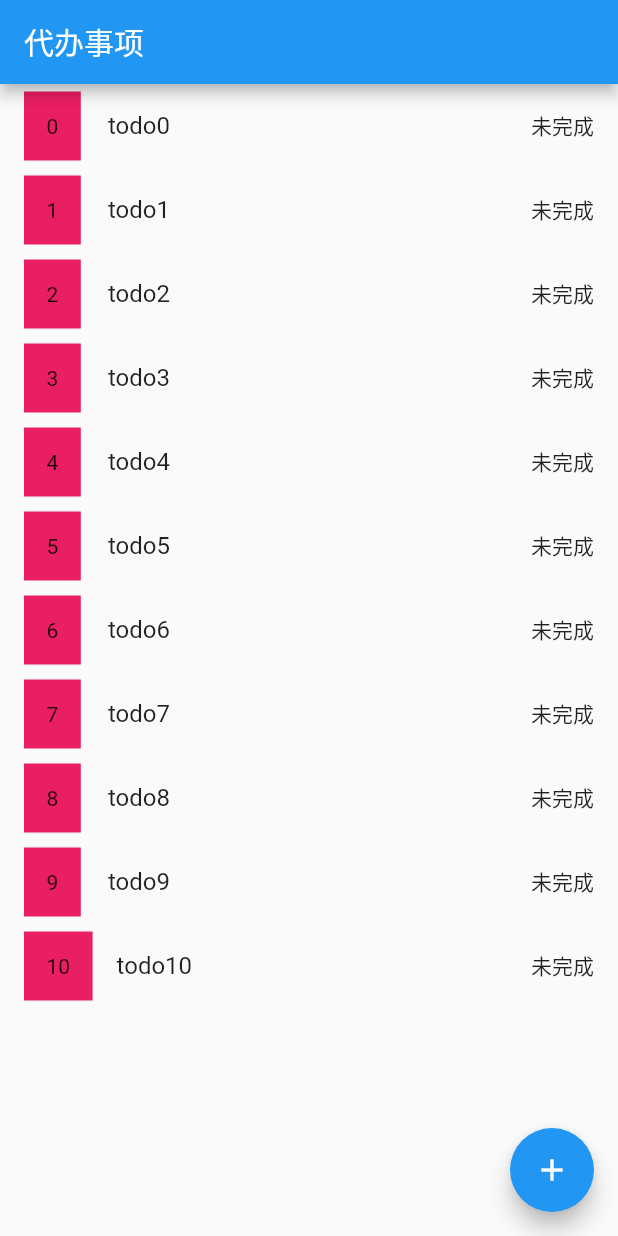
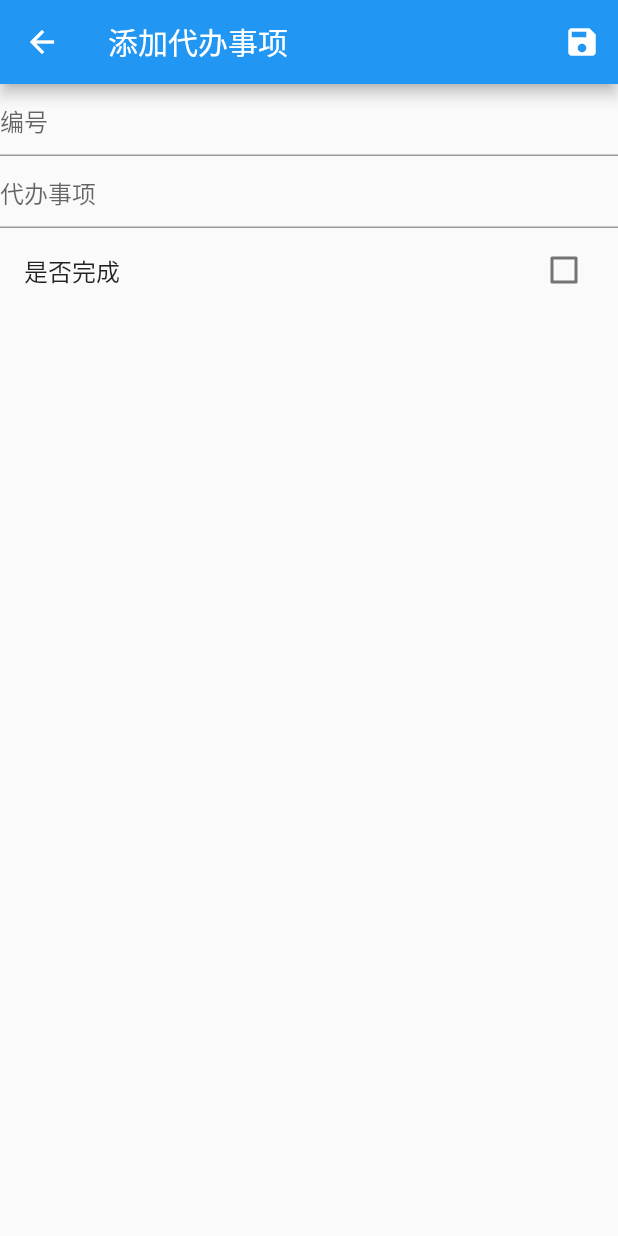
Before and after one commit to Not996NotOT/flutter_mvc_framework, a Flutter app: the screen it shows after launch, after a tap on the "add" icon, on a phone screen of 412 x 824 dp. Run offline on Flutter 3.47's test engine with Material 2 defaults, Android fonts, the phone set to English and light mode, and no system bars; our stand-ins replace get, get_it, rxdart.

Commit message:
2021-05-23

```diff
--- /dev/null
+++ b/lib/controllers/BaseController.dart
@@ -0,0 +1,9 @@
+import 'package:flutter_mvc_framework/routers/RouterEnum.dart';
+import 'package:get/get.dart';
+import 'package:get/get_state_manager/src/simple/get_controllers.dart';
+
+class BaseController extends GetxController {
+  gotoPath(RouterEnum routerEnum) {
+    Get.toNamed(routePath[routerEnum]!);
+  }
+}
--- a/lib/infrastructure/ioc/models/IOCModel.dart
+++ b/lib/infrastructure/ioc/models/IOCModel.dart
@@ -1,3 +1,5 @@
 class IOCModel {
+   goto(){
 
+   }
 }
--- a/lib/main.dart
+++ b/lib/main.dart
@@ -6,6 +6,7 @@ import 'package:get/get_navigation/src/root/get_material_app.dart';
 void main() {
   Initial();
   runApp(GetMaterialApp(
+    debugShowCheckedModeBanner:false,
     routingCallback: routeInterceptor,
     initialRoute: initialRoute,
     getPages: routes,
--- /dev/null
+++ b/lib/routers/RouterEnum.dart
@@ -0,0 +1,6 @@
+enum RouterEnum { Todo,TodoForm }
+
+Map<RouterEnum, String> routePath = {
+  RouterEnum.Todo: "/todo",
+  RouterEnum.TodoForm:"/todoForm"
+};
--- /dev/null
+++ b/lib/views/BaseView.dart
@@ -0,0 +1,3 @@
+import 'package:flutter_mvc_framework/controllers/BaseController.dart';
+import 'package:get/get_state_manager/src/simple/get_view.dart';
+abstract class BaseView<T extends BaseController> extends GetView<T> {}
--- a/lib/views/todo/TodoController.dart
+++ b/lib/views/todo/TodoController.dart
@@ -1,10 +1,12 @@
+import 'package:flutter_mvc_framework/controllers/BaseController.dart';
 import 'package:flutter_mvc_framework/infrastructure/ioc/IOCContainer.dart';
 import 'package:flutter_mvc_framework/models/viewmodels/TodoViewModel.dart';
+import 'package:flutter_mvc_framework/routers/RouterEnum.dart';
 import 'package:flutter_mvc_framework/services/TodoService.dart';
 import 'package:get/get.dart';
 import 'package:rxdart/rxdart.dart';
 
-class TodoController extends GetxController {
+class TodoController extends BaseController {
   var count = 0.obs;
   var _subject = new ReplaySubject();
   var list = new RxList<TodoViewModel>();
@@ -12,7 +14,7 @@ class TodoController extends GetxController {
   @override
   void onInit() {
     super.onInit();
-     _todoService = IOCContainer.getInstance<TodoService>();
+    _todoService = IOCContainer.getInstance<TodoService>();
     _subject.throttleTime(Duration(seconds: 1)).listen((event) {
       list.add(new TodoViewModel(id: list.length, todo: "todo${list.length}"));
     });
@@ -27,5 +29,9 @@ class TodoController extends GetxController {
     _subject.close();
   }
 
+  gotoAddTodoView() {
+    this.gotoPath(RouterEnum.TodoForm);
+  }
+
   void addTodo() => _subject.add(0);
 }
--- a/lib/views/todo/TodoView.dart
+++ b/lib/views/todo/TodoView.dart
@@ -6,7 +6,15 @@ import 'package:get/get.dart';
 class TodoView extends GetView<TodoController> {
   @override
   Widget build(BuildContext context) => Scaffold(
-      appBar: AppBar(title: Text("代办事项")),
+      appBar: AppBar(
+        title: Text("代办事项"),
+        actions: [
+          IconButton(
+            onPressed: controller.gotoAddTodoView,
+            icon: Icon(Icons.add),
+          )
+        ],
+      ),
       body: Center(
         child: Obx(() => ListView.builder(
             itemCount: controller.list.length,
--- /dev/null
+++ b/lib/views/todoform/TodoFormBinding.dart
@@ -0,0 +1,10 @@
+import 'package:flutter_mvc_framework/views/todoform/TodoFormController.dart';
+import 'package:get/get_core/src/get_main.dart';
+import 'package:get/get_instance/get_instance.dart';
+
+class TodoFormBinding extends Bindings {
+  @override
+  void dependencies() {
+    Get.lazyPut<TodoFormController>(() => TodoFormController());
+  }
+}
--- /dev/null
+++ b/lib/views/todoform/TodoFormController.dart
@@ -0,0 +1,12 @@
+import 'package:flutter_mvc_framework/controllers/BaseController.dart';
+import 'package:flutter_mvc_framework/models/viewmodels/TodoViewModel.dart';
+import 'package:get/get.dart';
+
+class TodoFormController extends BaseController {
+  late Rx<TodoViewModel> rxTodoViewModel;
+  @override
+  void onInit() {
+    super.onInit();
+    rxTodoViewModel = new Rx<TodoViewModel>(new TodoViewModel());
+  }
+}
--- /dev/null
+++ b/lib/views/todoform/TodoFormView.dart
@@ -0,0 +1,43 @@
+import 'package:flutter/material.dart';
+import 'package:flutter_mvc_framework/views/BaseView.dart';
+import 'package:flutter_mvc_framework/views/todoform/TodoFormController.dart';
+import 'package:get/get.dart';
+
+class TodoFormView extends BaseView<TodoFormController> {
+  @override
+  Widget build(BuildContext context) => Scaffold(
+      appBar: AppBar(
+        title: Text("添加代办事项"),
+        actions: [
+          IconButton(
+            onPressed: () {},
+            icon: Icon(Icons.save),
+          )
+        ],
+      ),
+      body: Obx(() => Container(
+            child: Column(
+              children: [
+                TextField(
+                    decoration: InputDecoration(
+                      hintText: "编号",
+                    ),
+                    onChanged: (value) =>
+                        controller.rxTodoViewModel.value.id = int.parse(value)),
+                TextField(
+                    decoration: InputDecoration(
+                      hintText: "代办事项",
+                    ),
+                    onChanged: (value) =>
+                        controller.rxTodoViewModel.value.todo = value),
+                CheckboxListTile(
+                    title: Text("是否完成"),
+                    value: controller.rxTodoViewModel.value.isFinished,
+                    onChanged: (value) {
+                      controller.rxTodoViewModel.value.isFinished = value!;
+                      controller.rxTodoViewModel.refresh();
+                    })
+              ],
+            ),
+          )));
+}
```
Also changed, not shown: lib/models/viewmodels/TodoViewModel.dart (+4 -4 lines), lib/routers/Router.dart (+12 -2 lines), 1 other file.
